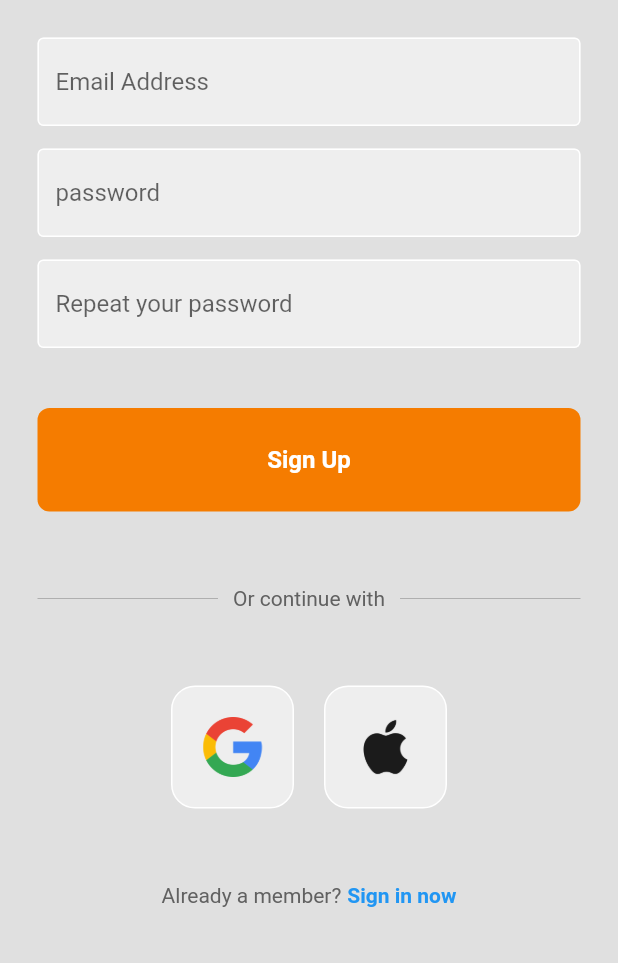
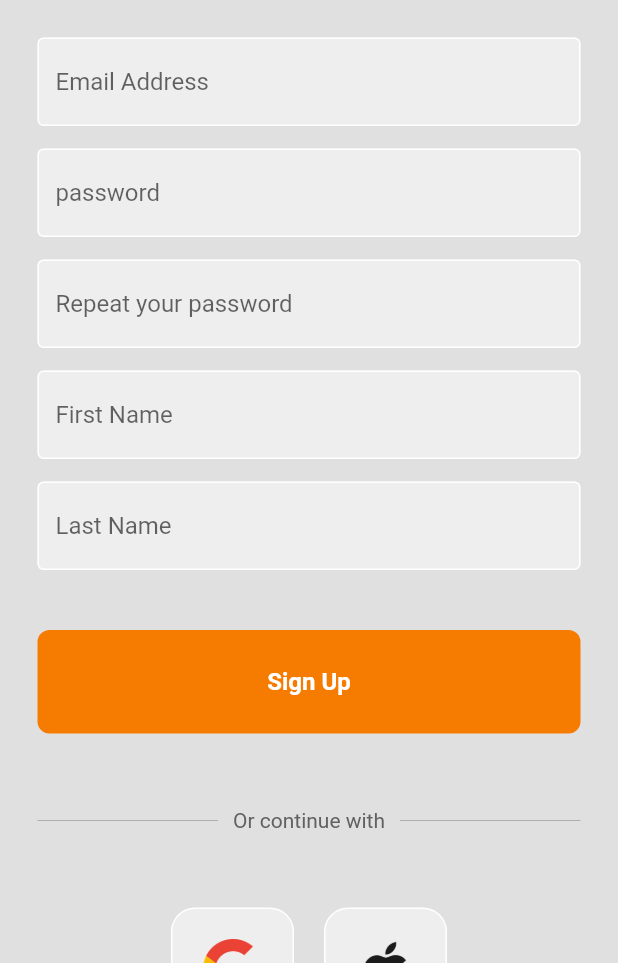
Before and after one commit to amiriqbal647/speedyship, a Flutter app: the SignupPage screen opened directly, on a phone screen of 412 x 824 dp, the part 273-1236 px from its top. Run offline on Flutter 3.47's test engine with Material 2 defaults, Android fonts, the phone set to English and light mode, and no system bars; our stand-ins replace cloud_firestore, firebase_auth, firebase_core; accounts and stored records are empty.

```diff
--- a/lib/pages/introduction/signup.dart
+++ b/lib/pages/introduction/signup.dart
@@ -6,7 +6,7 @@ import 'package:speedyship/components/my_button2.dart';
 import 'package:speedyship/pages/auth.dart';
 import 'package:speedyship/pages/introduction/login.dart';
 import 'package:firebase_auth/firebase_auth.dart';
-import 'package:firebase_firestore/firebase_firestore.dart';
+import 'package:cloud_firestore/cloud_firestore.dart';
 
 class SignupPage extends StatefulWidget {
   SignupPage({super.key});
@@ -23,13 +23,28 @@ class _SignupPageState extends State<SignupPage> {
 
   final repeatController = TextEditingController();
 
+  final fnameController = TextEditingController();
+
+  final lnameController = TextEditingController();
+
   //sign up a user
-  Future signup() async {
+  Future<void> signup() async {
     try {
+      // Create user account
       await FirebaseAuth.instance.createUserWithEmailAndPassword(
         email: emailController.text,
         password: passwordController.text,
       );
+
+      // Get the current user
+      User? user = FirebaseAuth.instance.currentUser;
+
+      // Add user data to Firestore collection
+      await FirebaseFirestore.instance.collection('users').doc(user?.uid).set({
+        'email': emailController.text,
+        'firstName': fnameController.text,
+        'lastName': lnameController.text,
+      });
 
       // Navigate to the next page after a successful sign-up
       Navigator.of(context).pushReplacement(
@@ -92,6 +107,24 @@ class _SignupPageState extends State<SignupPage> {
                   obscureText: true),
 
               const SizedBox(height: 15),
+
+              //firstname
+              MyTextField(
+                controller: fnameController,
+                hintText: 'First Name',
+                obscureText: false,
+              ),
+
+              const SizedBox(height: 15),
+
+              MyTextField(
+                controller: lnameController,
+                hintText: 'Last Name',
+                obscureText: false,
+              ),
+
+              const SizedBox(height: 15),
+
               Padding(
                 padding: const EdgeInsets.symmetric(horizontal: 25.0),
                 child: Row(
@@ -171,7 +204,7 @@ class _SignupPageState extends State<SignupPage> {
                           color: Colors.blue, fontWeight: FontWeight.bold),
                     ),
                   ),
-                  const SizedBox(height: 15),
+                  const SizedBox(height: 30),
                 ],
               ),
             ]),
```
Also changed, not shown: 2 other files.
